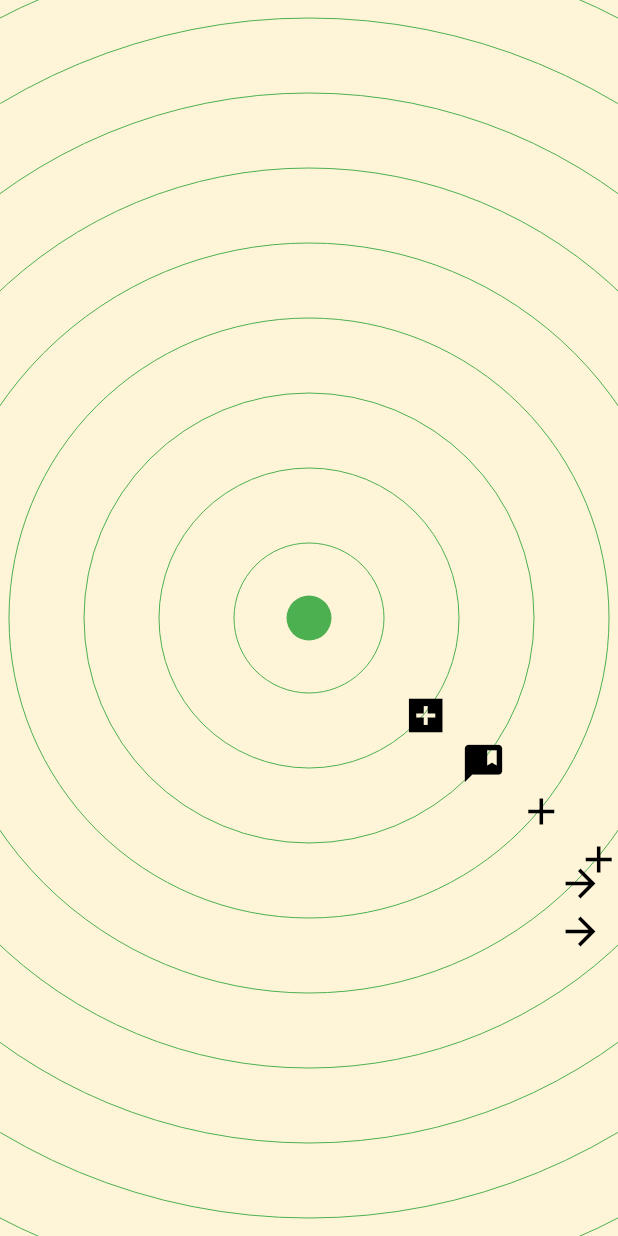
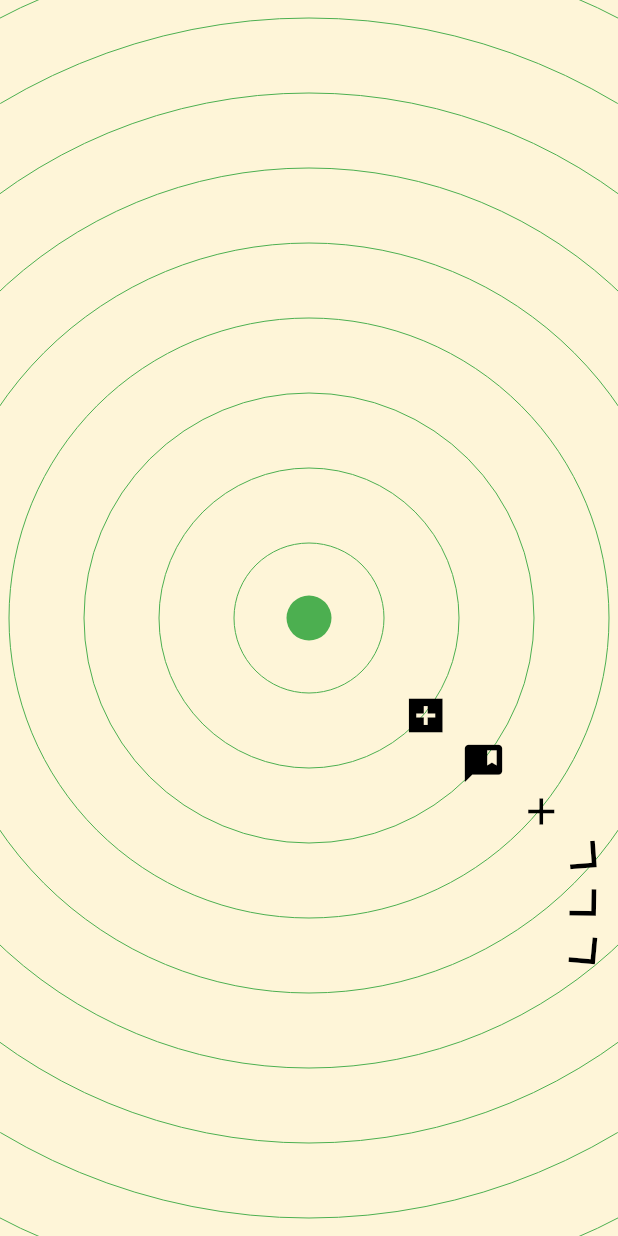
Before and after one commit to OtavioHo/flutter_radar_view, a Flutter app: the screen it shows after launch, on a phone screen of 412 x 824 dp. Run offline on Flutter 3.47's test engine with Material 2 defaults, Android fonts, the phone set to English and light mode, and no system bars; missing offline and left inert: touchable.

Commit message:
Update overflow arrows to rotate

```diff
--- a/lib/src/radar_painter.dart
+++ b/lib/src/radar_painter.dart
@@ -18,11 +18,11 @@ class RadarPainter extends CustomPainter {
     this.scale = 1.0,
     this.spots = const [],
     required this.onTapSpot,
-  }) : rect = Rect.fromLTWH(
+  }) : rect = Rect.fromLTRB(
           20,
           20,
-          MediaQuery.of(context).size.width - 10,
-          MediaQuery.of(context).size.height - 10,
+          MediaQuery.of(context).size.width - 20,
+          MediaQuery.of(context).size.height - 20,
         );
 
   _paintSpot({
@@ -39,8 +39,8 @@ class RadarPainter extends CustomPainter {
 
     Offset position = center
         .translate(
-          spot.distance * cos(spot.angle) * scale,
-          spot.distance * sin(spot.angle) * scale,
+          spot.distance * cos(spot.theta) * scale,
+          spot.distance * sin(spot.theta) * scale,
         )
         .translate(offset.dx, offset.dy);
 
@@ -76,42 +76,41 @@ class RadarPainter extends CustomPainter {
       Offset edgePosition;
       double dx;
       double dy;
-      IconData icon;
 
       if (position.dx > rect.left) {
-        dx = min(position.dx, rect.width) - 30;
+        dx = min(position.dx, rect.right);
       } else {
-        dx = max(position.dx, 0.0);
+        dx = max(position.dx, rect.left);
       }
       if (position.dy > rect.top) {
-        dy = min(position.dy, rect.height) - 30;
+        dy = min(position.dy, rect.bottom);
       } else {
-        dy = max(position.dy, 0.0);
-      }
-
-      if (dx == rect.width - 30) {
-        icon = Icons.arrow_forward;
-      } else if (dx == rect.left) {
-        icon = Icons.arrow_back;
-      } else if (dy == rect.height - 30) {
-        icon = Icons.arrow_downward;
-      } else {
-        icon = Icons.arrow_upward;
+        dy = max(position.dy, rect.left);
       }
 
       edgePosition = Offset(dx, dy);
+      double theta = atan2(
+        center.dy - edgePosition.dy,
+        center.dx - edgePosition.dx,
+      );
 
       TextPainter textPainter = TextPainter(textDirection: TextDirection.rtl);
       textPainter.text = TextSpan(
-        text: String.fromCharCode(icon.codePoint),
+        text: String.fromCharCode(Icons.arrow_forward_ios.codePoint),
         style: TextStyle(
           fontSize: 30.0,
-          fontFamily: icon.fontFamily,
+          fontFamily: Icons.arrow_forward_ios.fontFamily,
           color: Colors.black,
         ),
       );
       textPainter.layout();
-      textPainter.paint(canvas, edgePosition);
+
+      canvas.save();
+      canvas.translate(edgePosition.dx, edgePosition.dy);
+      canvas.rotate(theta + pi);
+      canvas.translate(-edgePosition.dx, -edgePosition.dy);
+      textPainter.paint(canvas, edgePosition.translate(-14, -14));
+      canvas.restore();
     }
   }
 
@@ -124,12 +123,12 @@ class RadarPainter extends CustomPainter {
     final bgpaint = Paint();
     bgpaint.color = Colors.yellow.withOpacity(0.2);
 
-    var center1 = Offset(size.width / 2, size.height / 2);
+    var center = Offset(size.width / 2, size.height / 2);
     canvas.clipRect(Rect.fromLTWH(0, 0, size.width, size.height));
     canvas.drawRect(Rect.fromLTWH(0, 0, size.width, size.height), bgpaint);
     for (var i = 0; i < 10; i++) {
       canvas.drawCircle(
-        center1.translate(offset.dx, offset.dy),
+        center.translate(offset.dx, offset.dy),
         50 * i.toDouble() * scale,
         ballpaint,
       );
@@ -138,7 +137,7 @@ class RadarPainter extends CustomPainter {
     ballpaint.style = PaintingStyle.fill;
 
     canvas.drawCircle(
-      center1.translate(offset.dx, offset.dy),
+      center.translate(offset.dx, offset.dy),
       15 * scale,
       ballpaint,
     );
@@ -149,7 +148,7 @@ class RadarPainter extends CustomPainter {
       _paintSpot(
         canvas: canvas,
         touchyCanvas: touchyCanvas,
-        center: center1,
+        center: center,
         offset: offset,
         spot: spot,
         rect: rect,
--- a/lib/src/radar_view.dart
+++ b/lib/src/radar_view.dart
@@ -88,8 +88,8 @@ class _RadarViewState extends State<RadarView>
                       painter: RadarPainter(
                         onTapSpot: (spot, details) =>
                             animateToNewPosition(Offset(
-                          -spot.distance * cos(spot.angle) * scale,
-                          -spot.distance * sin(spot.angle) * scale,
+                          -spot.distance * cos(spot.theta) * scale,
+                          -spot.distance * sin(spot.theta) * scale,
                         )),
                         context: context,
                         offset:
--- a/lib/src/spot.dart
+++ b/lib/src/spot.dart
@@ -4,10 +4,10 @@ import 'package:flutter/material.dart';
 
 class Spot {
   final double distance;
-  late double angle;
+  late double theta;
   final IconData icon;
 
   Spot({required this.distance, this.icon = Icons.add}) {
-    angle = Random().nextDouble() * 2 * pi;
+    theta = Random().nextDouble() * 2 * pi;
   }
 }
```
